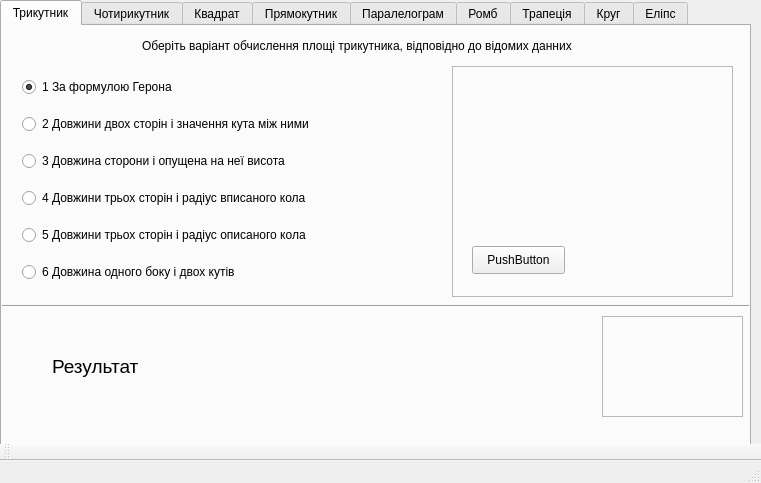
Qt form calc.ui (RuStyC0der/software_testing_calc) before a commit.
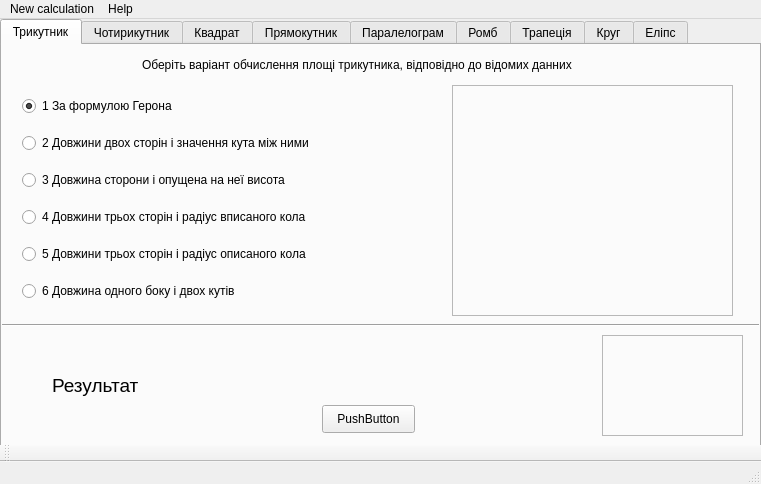
The same form after that commit.

```diff
--- a/calc.ui
+++ b/calc.ui
@@ -1,15 +1,24 @@
 <?xml version="1.0" encoding="UTF-8"?>
 <ui version="4.0">
- <class>MainWindow</class>
- <widget class="QMainWindow" name="MainWindow">
+ <class>Area_calculator</class>
+ <widget class="QMainWindow" name="Area_calculator">
+  <property name="enabled">
+   <bool>true</bool>
+  </property>
   <property name="geometry">
    <rect>
     <x>0</x>
     <y>0</y>
     <width>761</width>
-    <height>483</height>
+    <height>484</height>
    </rect>
   </property>
+  <property name="sizePolicy">
+   <sizepolicy hsizetype="Fixed" vsizetype="Fixed">
+    <horstretch>0</horstretch>
+    <verstretch>0</verstretch>
+   </sizepolicy>
+  </property>
   <property name="windowTitle">
    <string>MainWindow</string>
   </property>
@@ -19,7 +28,7 @@
      <rect>
       <x>0</x>
       <y>0</y>
-      <width>751</width>
+      <width>761</width>
       <height>484</height>
      </rect>
     </property>
@@ -99,6 +108,13 @@
         <height>20</height>
        </rect>
       </property>
+      <property name="font">
+       <font>
+        <pointsize>9</pointsize>
+        <weight>50</weight>
+        <bold>false</bold>
+       </font>
+      </property>
       <property name="text">
        <string>Оберіть варіант обчислення площі трикутника, відповідно до відомих данних</string>
       </property>
@@ -659,19 +675,6 @@
         </widget>
        </widget>
       </widget>
-      <widget class="QPushButton" name="pushButton">
-       <property name="geometry">
-        <rect>
-         <x>20</x>
-         <y>180</y>
-         <width>93</width>
-         <height>28</height>
-        </rect>
-       </property>
-       <property name="text">
-        <string>PushButton</string>
-       </property>
-      </widget>
      </widget>
      <widget class="Line" name="line">
       <property name="geometry">
@@ -733,6 +736,19 @@
        <string/>
       </property>
      </widget>
+     <widget class="QPushButton" name="pushButton">
+      <property name="geometry">
+       <rect>
+        <x>320</x>
+        <y>360</y>
+        <width>93</width>
+        <height>28</height>
+       </rect>
+      </property>
+      <property name="text">
+       <string>PushButton</string>
+      </property>
+     </widget>
     </widget>
     <widget class="QWidget" name="widget">
      <attribute name="title">
@@ -782,9 +798,23 @@
      <x>0</x>
      <y>0</y>
      <width>761</width>
-     <height>26</height>
+     <height>25</height>
     </rect>
    </property>
+   <widget class="QMenu" name="menuNew_calculation">
+    <property name="title">
+     <string>New calculation</string>
+    </property>
+   </widget>
+   <widget class="QMenu" name="menuHelp">
+    <property name="title">
+     <string>Help</string>
+    </property>
+    <addaction name="actionHelp"/>
+    <addaction name="actionAbout"/>
+   </widget>
+   <addaction name="menuNew_calculation"/>
+   <addaction name="menuHelp"/>
   </widget>
   <widget class="QStatusBar" name="statusbar"/>
   <widget class="QToolBar" name="toolBar">
```
Left out of the diff: 12 changed lines with no effect on the pictures.
